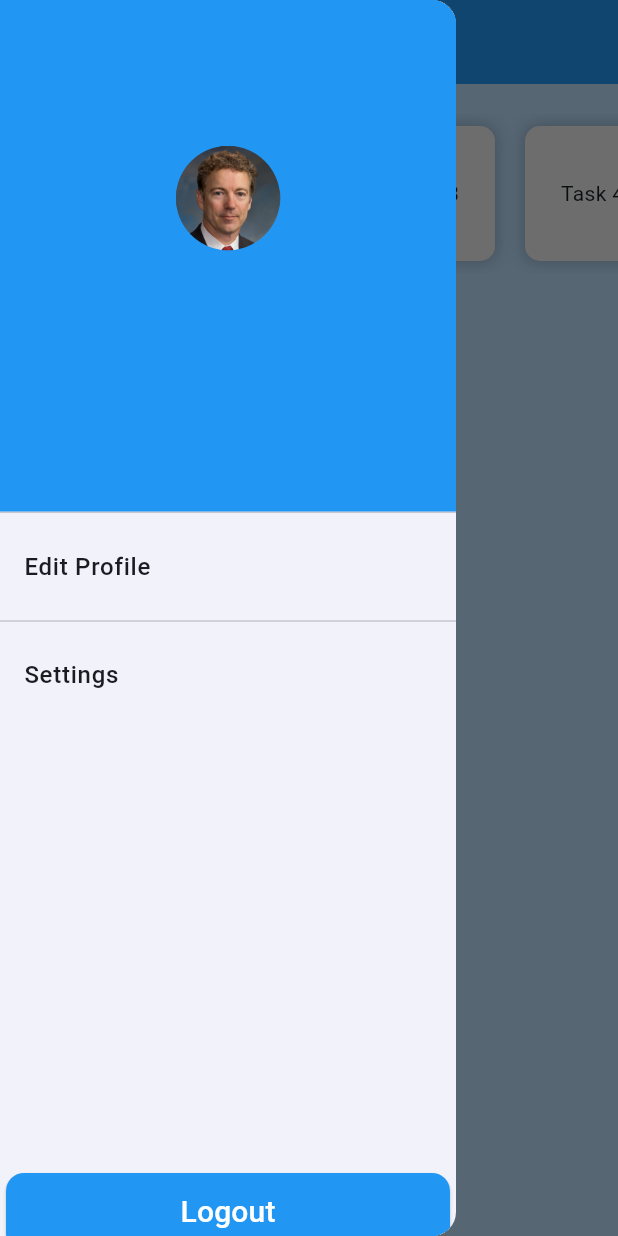
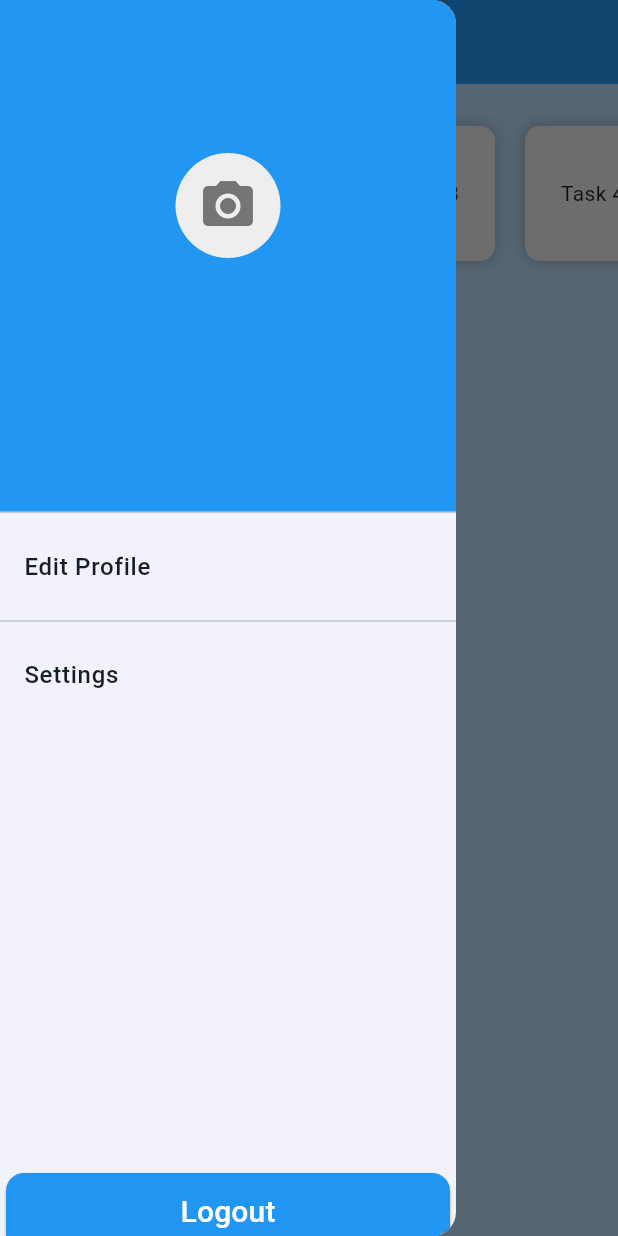
Before and after one commit to rhtmahour/Sales-Module, a Flutter app: the AdminScreen screen opened directly, with the side drawer open, on a phone screen of 412 x 824 dp. Run offline on Flutter 3.47's test engine with Material 3 defaults, Android fonts, the phone set to English and light mode, and no system bars; our stand-ins replace cloud_firestore, csv, file_picker, firebase_auth, firebase_core, firebase_storage and 1 more; accounts and stored records are empty.

Commit message:
Updates code of last commit

```diff
--- a/lib/admindashboard.dart
+++ b/lib/admindashboard.dart
@@ -27,6 +27,7 @@ class _AdminScreenState extends State<AdminScreen> {
 
   String phone = "";
   File? image;
+  File? pickedImageFile;
 
   String? imagePath;
 
@@ -100,11 +101,8 @@ class _AdminScreenState extends State<AdminScreen> {
           await ImagePicker().pickImage(source: ImageSource.gallery);
       if (pickedImage == null) return;
 
-      final imageTemp = File(pickedImage.path);
       setState(() {
-        image = imageTemp;
-        imagePath =
-            pickedImage.path; // Update imagePath with the picked image path
+        pickedImageFile = File(pickedImage.path);
       });
     } on PlatformException catch (e) {
       print('Failed to pick image: $e');
@@ -149,21 +147,16 @@ class _AdminScreenState extends State<AdminScreen> {
                   children: [
                     GestureDetector(
                       onTap: pickImage,
-                      child: Container(
-                        margin: const EdgeInsets.only(bottom: 10),
-                        height: 70,
-                        width: 70,
-                        decoration: BoxDecoration(
-                          shape: BoxShape.circle,
-                          image: DecorationImage(
-                            image: imagePath != null
-                                ? FileImage(File(imagePath!))
-                                : const AssetImage(
-                                        'assets/images/user_profile.png')
-                                    as ImageProvider,
-                            fit: BoxFit.cover,
-                          ),
-                        ),
+                      child: CircleAvatar(
+                        radius: 35,
+                        backgroundImage: pickedImageFile != null
+                            ? FileImage(pickedImageFile!)
+                            : null,
+                        child: pickedImageFile == null
+                            ? Icon(Icons.camera_alt,
+                                size: 40, color: Colors.grey[600])
+                            : null,
+                        backgroundColor: Colors.grey[200],
                       ),
                     ),
                     Text(
```
Also changed, not shown: lib/managerdashboard.dart (+12 -47 lines).
